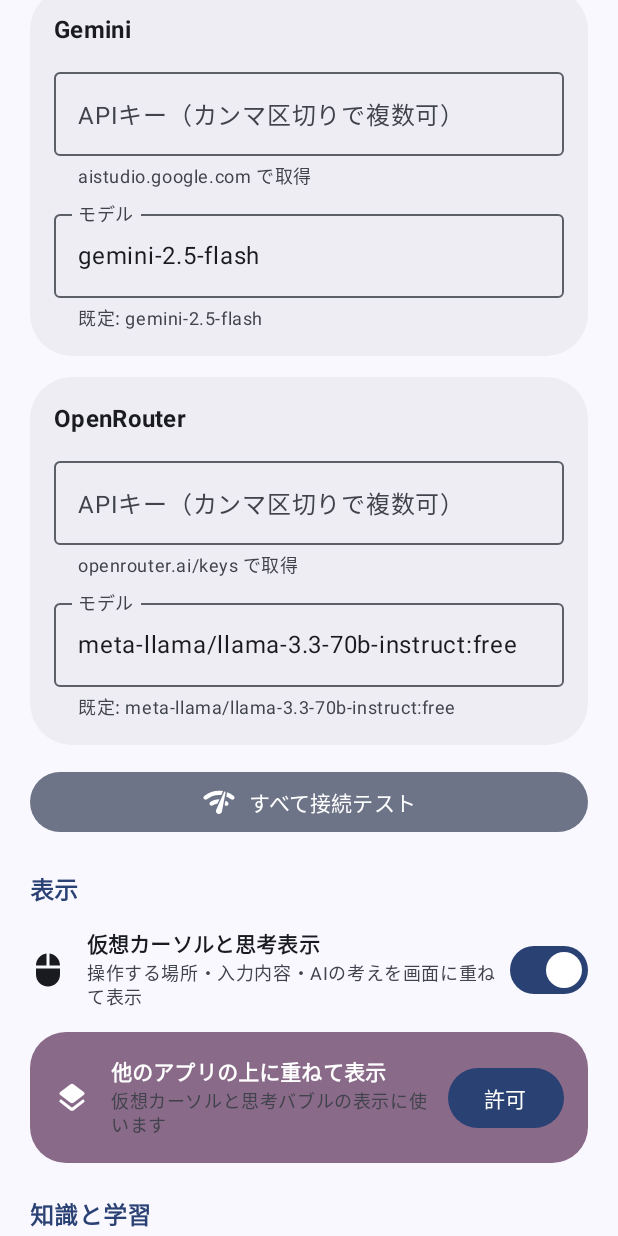
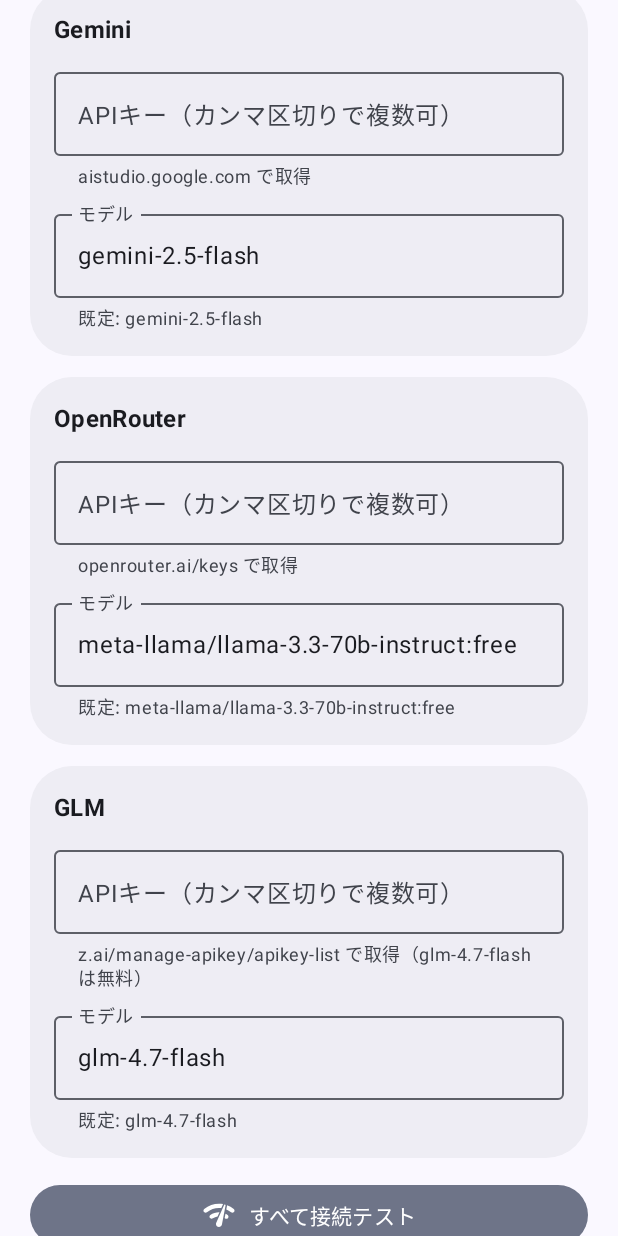
Before and after one commit to orokichi/ai-agent, an Android app built with Jetpack Compose: the composable SettingsScreen shown on its own in the app's theme, scrolled down 576 dp, on a phone screen of 412 x 824 dp. Run offline under Robolectric (Android 15) with nearby library versions, the phone set to English and light mode, and no system bars; our stand-ins replace Material 3 Expressive styles (plain Material 3 is drawn); pictures from the network do not load; 3 statements that could not run were skipped.

Commit message:
v1.3.0: GLM (Z.ai) provider

```diff
--- a/app/build.gradle.kts
+++ b/app/build.gradle.kts
@@ -12,8 +12,8 @@ android {
         applicationId = "com.orokichi.agent"
         minSdk = 31
         targetSdk = 35
-        versionCode = 4
-        versionName = "1.2.0"
+        versionCode = 5
+        versionName = "1.3.0"
     }
 
     signingConfigs {
--- a/app/src/main/java/com/orokichi/agent/Core.kt
+++ b/app/src/main/java/com/orokichi/agent/Core.kt
@@ -28,9 +28,9 @@ object Prefs {
     private fun s(k: String, d: String) = sp.getString(k, d) ?: d
     private fun put(k: String, v: String) = sp.edit().putString(k, v).apply()
 
-    val providers = listOf("groq", "gemini", "openrouter")
+    val providers = listOf("groq", "gemini", "openrouter", "glm")
     fun providerLabel(p: String) = when (p) {
-        "gemini" -> "Gemini"; "openrouter" -> "OpenRouter"; else -> "Groq"
+        "gemini" -> "Gemini"; "openrouter" -> "OpenRouter"; "glm" -> "GLM"; else -> "Groq"
     }
 
     var provider: String
@@ -42,6 +42,7 @@ object Prefs {
     fun defaultModel(p: String) = when (p) {
         "gemini" -> "gemini-2.5-flash"
         "openrouter" -> "meta-llama/llama-3.3-70b-instruct:free"
+        "glm" -> "glm-4.7-flash"
         else -> "llama-3.3-70b-versatile"
     }
     fun model(p: String) = s("model_$p", defaultModel(p)).ifBlank { defaultModel(p) }
--- a/app/src/main/java/com/orokichi/agent/MainActivity.kt
+++ b/app/src/main/java/com/orokichi/agent/MainActivity.kt
@@ -499,6 +499,7 @@ private fun ProviderCard(p: String, result: String?, onResult: (String?) -> Unit
                     Text(when (p) {
                         "gemini" -> "aistudio.google.com で取得"
                         "openrouter" -> "openrouter.ai/keys で取得"
+                        "glm" -> "z.ai/manage-apikey/apikey-list で取得（glm-4.7-flash は無料）"
                         else -> "console.groq.com/keys で取得"
                     })
                 },
```
Also changed, not shown: app/src/main/java/com/orokichi/agent/Llm.kt (+8 -3 lines), 1 other file.
